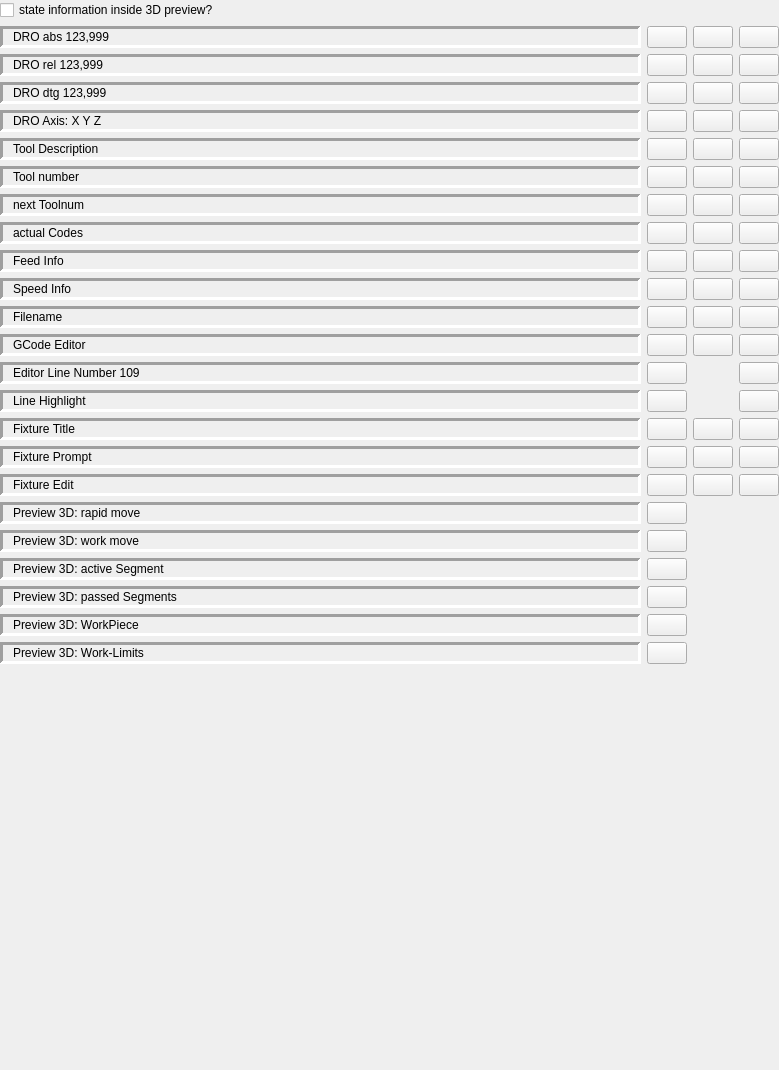
The window that src/UI/Settings.ui (DjangoReinhard/FalconView) describes before a commit, drawn with Qt 5.
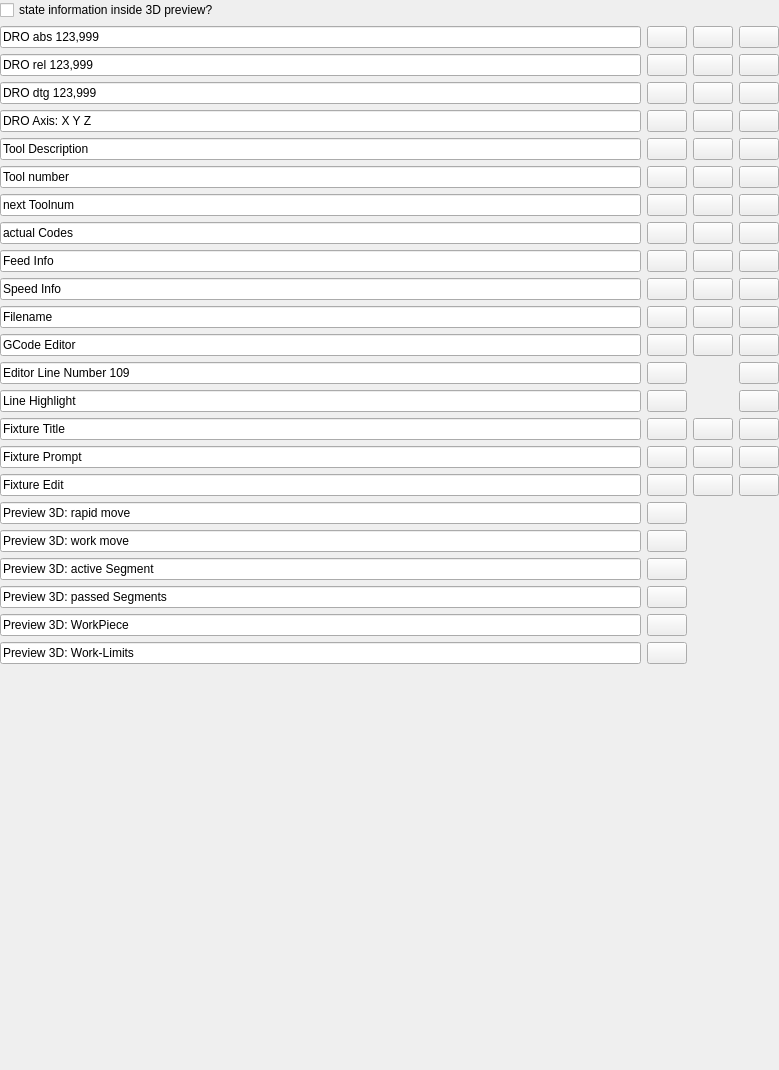
The same window after the commit. Icons and pictures are not drawn.

```diff
--- a/src/UI/Settings.ui
+++ b/src/UI/Settings.ui
@@ -50,21 +50,15 @@
     </widget>
    </item>
    <item row="3" column="0">
-    <widget class="QLabel" name="lDroDtg">
+    <widget class="QLineEdit" name="lDroDtg">
      <property name="sizePolicy">
       <sizepolicy hsizetype="MinimumExpanding" vsizetype="Minimum">
        <horstretch>0</horstretch>
        <verstretch>0</verstretch>
       </sizepolicy>
      </property>
-     <property name="frameShape">
-      <enum>QFrame::Panel</enum>
-     </property>
-     <property name="frameShadow">
-      <enum>QFrame::Sunken</enum>
-     </property>
-     <property name="lineWidth">
-      <number>3</number>
+     <property name="focusPolicy">
+      <enum>Qt::StrongFocus</enum>
      </property>
      <property name="text">
       <string>DRO dtg 123,999</string>
@@ -72,8 +66,8 @@
      <property name="alignment">
       <set>Qt::AlignLeading|Qt::AlignLeft|Qt::AlignVCenter</set>
      </property>
-     <property name="indent">
-      <number>10</number>
+     <property name="readOnly">
+      <bool>true</bool>
      </property>
     </widget>
    </item>
@@ -124,27 +118,24 @@
     </widget>
    </item>
    <item row="13" column="0">
-    <widget class="QLabel" name="lEdLinNum">
+    <widget class="QLineEdit" name="lEdLinNum">
      <property name="sizePolicy">
       <sizepolicy hsizetype="MinimumExpanding" vsizetype="Minimum">
        <horstretch>0</horstretch>
        <verstretch>0</verstretch>
       </sizepolicy>
      </property>
-     <property name="frameShape">
-      <enum>QFrame::Panel</enum>
-     </property>
-     <property name="frameShadow">
-      <enum>QFrame::Sunken</enum>
-     </property>
-     <property name="lineWidth">
-      <number>3</number>
+     <property name="focusPolicy">
+      <enum>Qt::StrongFocus</enum>
      </property>
      <property name="text">
       <string>Editor Line Number 109</string>
      </property>
-     <property name="indent">
-      <number>10</number>
+     <property name="alignment">
+      <set>Qt::AlignLeading|Qt::AlignLeft|Qt::AlignVCenter</set>
+     </property>
+     <property name="readOnly">
+      <bool>true</bool>
      </property>
     </widget>
    </item>
@@ -208,27 +199,24 @@
     </spacer>
    </item>
    <item row="8" column="0">
-    <widget class="QLabel" name="lActCodes">
+    <widget class="QLineEdit" name="lActCodes">
      <property name="sizePolicy">
       <sizepolicy hsizetype="MinimumExpanding" vsizetype="Minimum">
        <horstretch>0</horstretch>
        <verstretch>0</verstretch>
       </sizepolicy>
      </property>
-     <property name="frameShape">
-      <enum>QFrame::Panel</enum>
-     </property>
-     <property name="frameShadow">
-      <enum>QFrame::Sunken</enum>
-     </property>
-     <property name="lineWidth">
-      <number>3</number>
+     <property name="focusPolicy">
+      <enum>Qt::StrongFocus</enum>
      </property>
      <property name="text">
       <string>actual Codes</string>
      </property>
-     <property name="indent">
-      <number>10</number>
+     <property name="alignment">
+      <set>Qt::AlignLeading|Qt::AlignLeft|Qt::AlignVCenter</set>
+     </property>
+     <property name="readOnly">
+      <bool>true</bool>
      </property>
     </widget>
    </item>
@@ -256,52 +244,46 @@
     </widget>
    </item>
    <item row="21" column="0">
-    <widget class="QLabel" name="lOldSeg">
+    <widget class="QLineEdit" name="lOldSeg">
      <property name="sizePolicy">
       <sizepolicy hsizetype="MinimumExpanding" vsizetype="Minimum">
        <horstretch>0</horstretch>
        <verstretch>0</verstretch>
       </sizepolicy>
      </property>
-     <property name="frameShape">
-      <enum>QFrame::Panel</enum>
-     </property>
-     <property name="frameShadow">
-      <enum>QFrame::Sunken</enum>
-     </property>
-     <property name="lineWidth">
-      <number>3</number>
+     <property name="focusPolicy">
+      <enum>Qt::StrongFocus</enum>
      </property>
      <property name="text">
       <string>Preview 3D: passed Segments</string>
      </property>
-     <property name="indent">
-      <number>10</number>
+     <property name="alignment">
+      <set>Qt::AlignLeading|Qt::AlignLeft|Qt::AlignVCenter</set>
+     </property>
+     <property name="readOnly">
+      <bool>true</bool>
      </property>
     </widget>
    </item>
    <item row="20" column="0">
-    <widget class="QLabel" name="lCurSeg">
+    <widget class="QLineEdit" name="lCurSeg">
      <property name="sizePolicy">
       <sizepolicy hsizetype="MinimumExpanding" vsizetype="Minimum">
        <horstretch>0</horstretch>
        <verstretch>0</verstretch>
       </sizepolicy>
      </property>
-     <property name="frameShape">
-      <enum>QFrame::Panel</enum>
-     </property>
-     <property name="frameShadow">
-      <enum>QFrame::Sunken</enum>
-     </property>
-     <property name="lineWidth">
-      <number>3</number>
+     <property name="focusPolicy">
+      <enum>Qt::StrongFocus</enum>
      </property>
      <property name="text">
       <string>Preview 3D: active Segment</string>
      </property>
-     <property name="indent">
-      <number>10</number>
+     <property name="alignment">
+      <set>Qt::AlignLeading|Qt::AlignLeft|Qt::AlignVCenter</set>
+     </property>
+     <property name="readOnly">
+      <bool>true</bool>
      </property>
     </widget>
    </item>
@@ -464,27 +446,24 @@
     </widget>
    </item>
    <item row="22" column="0">
-    <widget class="QLabel" name="lWorkPiece">
+    <widget class="QLineEdit" name="lWorkPiece">
      <property name="sizePolicy">
       <sizepolicy hsizetype="MinimumExpanding" vsizetype="Minimum">
        <horstretch>0</horstretch>
        <verstretch>0</verstretch>
       </sizepolicy>
      </property>
-     <property name="frameShape">
-      <enum>QFrame::Panel</enum>
-     </property>
-     <property name="frameShadow">
-      <enum>QFrame::Sunken</enum>
-     </property>
-     <property name="lineWidth">
-      <number>3</number>
+     <property name="focusPolicy">
+      <enum>Qt::StrongFocus</enum>
      </property>
      <property name="text">
       <string>Preview 3D: WorkPiece</string>
      </property>
-     <property name="indent">
-      <number>10</number>
+     <property name="alignment">
+      <set>Qt::AlignLeading|Qt::AlignLeft|Qt::AlignVCenter</set>
+     </property>
+     <property name="readOnly">
+      <bool>true</bool>
      </property>
     </widget>
    </item>
@@ -552,27 +531,24 @@
     </widget>
    </item>
    <item row="14" column="0">
-    <widget class="QLabel" name="lLineHL">
+    <widget class="QLineEdit" name="lLineHL">
      <property name="sizePolicy">
       <sizepolicy hsizetype="MinimumExpanding" vsizetype="Minimum">
        <horstretch>0</horstretch>
        <verstretch>0</verstretch>
       </sizepolicy>
      </property>
-     <property name="frameShape">
-      <enum>QFrame::Panel</enum>
-     </property>
-     <property name="frameShadow">
-      <enum>QFrame::Sunken</enum>
-     </property>
-     <property name="lineWidth">
-      <number>3</number>
+     <property name="focusPolicy">
+      <enum>Qt::StrongFocus</enum>
      </property>
      <property name="text">
       <string>Line Highlight</string>
      </property>
-     <property name="indent">
-      <number>10</number>
+     <property name="alignment">
+      <set>Qt::AlignLeading|Qt::AlignLeft|Qt::AlignVCenter</set>
+     </property>
+     <property name="readOnly">
+      <bool>true</bool>
      </property>
     </widget>
    </item>
@@ -807,52 +783,46 @@
     </widget>
    </item>
    <item row="15" column="0">
-    <widget class="QLabel" name="lFixTitle">
+    <widget class="QLineEdit" name="lFixTitle">
      <property name="sizePolicy">
       <sizepolicy hsizetype="MinimumExpanding" vsizetype="Minimum">
        <horstretch>0</horstretch>
        <verstretch>0</verstretch>
       </sizepolicy>
      </property>
-     <property name="frameShape">
-      <enum>QFrame::Panel</enum>
-     </property>
-     <property name="frameShadow">
-      <enum>QFrame::Sunken</enum>
-     </property>
-     <property name="lineWidth">
-      <number>3</number>
+     <property name="focusPolicy">
+      <enum>Qt::StrongFocus</enum>
      </property>
      <property name="text">
       <string>Fixture Title</string>
      </property>
-     <property name="indent">
-      <number>10</number>
+     <property name="alignment">
+      <set>Qt::AlignLeading|Qt::AlignLeft|Qt::AlignVCenter</set>
+     </property>
+     <property name="readOnly">
+      <bool>true</bool>
      </property>
     </widget>
    </item>
    <item row="6" column="0">
-    <widget class="QLabel" name="lToolNum">
+    <widget class="QLineEdit" name="lToolNum">
      <property name="sizePolicy">
       <sizepolicy hsizetype="MinimumExpanding" vsizetype="Minimum">
        <horstretch>0</horstretch>
        <verstretch>0</verstretch>
       </sizepolicy>
      </property>
-     <property name="frameShape">
-      <enum>QFrame::Panel</enum>
-     </property>
-     <property name="frameShadow">
-      <enum>QFrame::Sunken</enum>
-     </property>
-     <property name="lineWidth">
-      <number>3</number>
+     <property name="focusPolicy">
+      <enum>Qt::StrongFocus</enum>
      </property>
      <property name="text">
       <string>Tool number</string>
      </property>
-     <property name="indent">
-      <number>10</number>
+     <property name="alignment">
+      <set>Qt::AlignLeading|Qt::AlignLeft|Qt::AlignVCenter</set>
+     </property>
+     <property name="readOnly">
+      <bool>true</bool>
      </property>
     </widget>
    </item>
@@ -937,27 +907,24 @@
     </widget>
    </item>
    <item row="16" column="0">
-    <widget class="QLabel" name="lFixPrompt">
+    <widget class="QLineEdit" name="lFixPrompt">
      <property name="sizePolicy">
       <sizepolicy hsizetype="MinimumExpanding" vsizetype="Minimum">
        <horstretch>0</horstretch>
        <verstretch>0</verstretch>
       </sizepolicy>
      </property>
-     <property name="frameShape">
-      <enum>QFrame::Panel</enum>
-     </property>
-     <property name="frameShadow">
-      <enum>QFrame::Sunken</enum>
-     </property>
-     <property name="lineWidth">
-      <number>3</number>
+     <property name="focusPolicy">
+      <enum>Qt::StrongFocus</enum>
      </property>
      <property name="text">
       <string>Fixture Prompt</string>
      </property>
-     <property name="indent">
-      <number>10</number>
+     <property name="alignment">
+      <set>Qt::AlignLeading|Qt::AlignLeft|Qt::AlignVCenter</set>
+     </property>
+     <property name="readOnly">
+      <bool>true</bool>
      </property>
     </widget>
    </item>
@@ -1048,27 +1015,24 @@
     </widget>
    </item>
    <item row="5" column="0">
-    <widget class="QLabel" name="lToolDesc">
+    <widget class="QLineEdit" name="lToolDesc">
      <property name="sizePolicy">
       <sizepolicy hsizetype="MinimumExpanding" vsizetype="Minimum">
        <horstretch>0</horstretch>
        <verstretch>0</verstretch>
       </sizepolicy>
      </property>
-     <property name="frameShape">
-      <enum>QFrame::Panel</enum>
-     </property>
-     <property name="frameShadow">
-      <enum>QFrame::Sunken</enum>
-     </property>
-     <property name="lineWidth">
-      <number>3</number>
+     <property name="focusPolicy">
+      <enum>Qt::StrongFocus</enum>
      </property>
      <property name="text">
       <string>Tool Description</string>
      </property>
-     <property name="indent">
-      <number>10</number>
+     <property name="alignment">
+      <set>Qt::AlignLeading|Qt::AlignLeft|Qt::AlignVCenter</set>
+     </property>
+     <property name="readOnly">
+      <bool>true</bool>
      </property>
     </widget>
    </item>
@@ -1096,77 +1060,68 @@
     </widget>
    </item>
    <item row="4" column="0">
-    <widget class="QLabel" name="lDroTitle">
+    <widget class="QLineEdit" name="lDroTitle">
      <property name="sizePolicy">
       <sizepolicy hsizetype="MinimumExpanding" vsizetype="Minimum">
        <horstretch>0</horstretch>
        <verstretch>0</verstretch>
       </sizepolicy>
      </property>
-     <property name="frameShape">
-      <enum>QFrame::Panel</enum>
-     </property>
-     <property name="frameShadow">
-      <enum>QFrame::Sunken</enum>
-     </property>
-     <property name="lineWidth">
-      <number>3</number>
+     <property name="focusPolicy">
+      <enum>Qt::StrongFocus</enum>
      </property>
      <property name="text">
       <string>DRO Axis: X Y Z</string>
      </property>
-     <property name="indent">
-      <number>10</number>
+     <property name="alignment">
+      <set>Qt::AlignLeading|Qt::AlignLeft|Qt::AlignVCenter</set>
+     </property>
+     <property name="readOnly">
+      <bool>true</bool>
      </property>
     </widget>
    </item>
    <item row="12" column="0">
-    <widget class="QLabel" name="lGCode">
+    <widget class="QLineEdit" name="lGCode">
      <property name="sizePolicy">
       <sizepolicy hsizetype="MinimumExpanding" vsizetype="Minimum">
        <horstretch>0</horstretch>
        <verstretch>0</verstretch>
       </sizepolicy>
      </property>
-     <property name="frameShape">
-      <enum>QFrame::Panel</enum>
-     </property>
-     <property name="frameShadow">
-      <enum>QFrame::Sunken</enum>
-     </property>
-     <property name="lineWidth">
-      <number>3</number>
+     <property name="focusPolicy">
+      <enum>Qt::StrongFocus</enum>
      </property>
      <property name="text">
       <string>GCode Editor</string>
      </property>
-     <property name="indent">
-      <number>10</number>
+     <property name="alignment">
+      <set>Qt::AlignLeading|Qt::AlignLeft|Qt::AlignVCenter</set>
+     </property>
+     <property name="readOnly">
+      <bool>true</bool>
      </property>
     </widget>
    </item>
    <item row="10" column="0">
-    <widget class="QLabel" name="lSpeed">
+    <widget class="QLineEdit" name="lSpeed">
      <property name="sizePolicy">
       <sizepolicy hsizetype="MinimumExpanding" vsizetype="Minimum">
        <horstretch>0</horstretch>
        <verstretch>0</verstretch>
       </sizepolicy>
      </property>
-     <property name="frameShape">
-      <enum>QFrame::Panel</enum>
-     </property>
-     <property name="frameShadow">
-      <enum>QFrame::Sunken</enum>
-     </property>
-     <property name="lineWidth">
-      <number>3</number>
+     <property name="focusPolicy">
+      <enum>Qt::StrongFocus</enum>
      </property>
      <property name="text">
       <string>Speed Info</string>
      </property>
-     <property name="indent">
-      <number>10</number>
+     <property name="alignment">
+      <set>Qt::AlignLeading|Qt::AlignLeft|Qt::AlignVCenter</set>
+     </property>
+     <property name="readOnly">
+      <bool>true</bool>
      </property>
     </widget>
    </item>
@@ -1257,52 +1212,46 @@
     </widget>
    </item>
    <item row="9" column="0">
-    <widget class="QLabel" name="lFeed">
+    <widget class="QLineEdit" name="lFeed">
      <property name="sizePolicy">
       <sizepolicy hsizetype="MinimumExpanding" vsizetype="Minimum">
        <horstretch>0</horstretch>
        <verstretch>0</verstretch>
       </sizepolicy>
      </property>
-     <property name="frameShape">
-      <enum>QFrame::Panel</enum>
-     </property>
-     <property name="frameShadow">
-      <enum>QFrame::Sunken</enum>
-     </property>
-     <property name="lineWidth">
-      <number>3</number>
+     <property name="focusPolicy">
+      <enum>Qt::StrongFocus</enum>
      </property>
      <property name="text">
       <string>Feed Info</string>
      </property>
-     <property name="indent">
-      <number>10</number>
+     <property name="alignment">
+      <set>Qt::AlignLeading|Qt::AlignLeft|Qt::AlignVCenter</set>
+     </property>
+     <property name="readOnly">
+      <bool>true</bool>
      </property>
     </widget>
    </item>
    <item row="19" column="0">
-    <widget class="QLabel" name="lWorkMove">
+    <widget class="QLineEdit" name="lWorkMove">
      <property name="sizePolicy">
       <sizepolicy hsizetype="MinimumExpanding" vsizetype="Minimum">
        <horstretch>0</horstretch>
        <verstretch>0</verstretch>
       </sizepolicy>
      </property>
-     <property name="frameShape">
-      <enum>QFrame::Panel</enum>
-     </property>
-     <property name="frameShadow">
-      <enum>QFrame::Sunken</enum>
-     </property>
-     <property name="lineWidth">
-      <number>3</number>
+     <property name="focusPolicy">
+      <enum>Qt::StrongFocus</enum>
      </property>
      <property name="text">
       <string>Preview 3D: work move</string>
      </property>
-     <property name="indent">
-      <number>10</number>
+     <property name="alignment">
+      <set>Qt::AlignLeading|Qt::AlignLeft|Qt::AlignVCenter</set>
+     </property>
+     <property name="readOnly">
+      <bool>true</bool>
      </property>
     </widget>
    </item>
@@ -1353,27 +1302,24 @@
     </widget>
    </item>
    <item row="7" column="0">
-    <widget class="QLabel" name="lToolNext">
+    <widget class="QLineEdit" name="lToolNext">
      <property name="sizePolicy">
       <sizepolicy hsizetype="MinimumExpanding" vsizetype="Minimum">
        <horstretch>0</horstretch>
        <verstretch>0</verstretch>
       </sizepolicy>
      </property>
-     <property name="frameShape">
-      <enum>QFrame::Panel</enum>
-     </property>
-     <property name="frameShadow">
-      <enum>QFrame::Sunken</enum>
-     </property>
-     <property name="lineWidth">
-      <number>3</number>
+     <property name="focusPolicy">
+      <enum>Qt::StrongFocus</enum>
      </property>
      <property name="text">
       <string>next Toolnum</string>
      </property>
-     <property name="indent">
-      <number>10</number>
+     <property name="alignment">
+      <set>Qt::AlignLeading|Qt::AlignLeft|Qt::AlignVCenter</set>
+     </property>
+     <property name="readOnly">
+      <bool>true</bool>
      </property>
     </widget>
    </item>
@@ -1401,27 +1347,24 @@
     </widget>
    </item>
    <item row="23" column="0">
-    <widget class="QLabel" name="lWorkLimit">
+    <widget class="QLineEdit" name="lWorkLimit">
      <property name="sizePolicy">
       <sizepolicy hsizetype="MinimumExpanding" vsizetype="Minimum">
        <horstretch>0</horstretch>
        <verstretch>0</verstretch>
       </sizepolicy>
      </property>
-     <property name="frameShape">
-      <enum>QFrame::Panel</enum>
-     </property>
-     <property name="frameShadow">
-      <enum>QFrame::Sunken</enum>
-     </property>
-     <property name="lineWidth">
-      <number>3</number>
+     <property name="focusPolicy">
+      <enum>Qt::StrongFocus</enum>
      </property>
      <property name="text">
       <string>Preview 3D: Work-Limits</string>
      </property>
-     <property name="indent">
-      <number>10</number>
+     <property name="alignment">
+      <set>Qt::AlignLeading|Qt::AlignLeft|Qt::AlignVCenter</set>
+     </property>
+     <property name="readOnly">
+      <bool>true</bool>
      </property>
     </widget>
    </item>
@@ -1512,21 +1455,15 @@
     </widget>
    </item>
    <item row="1" column="0">
-    <widget class="QLabel" name="lDroAbs">
+    <widget class="QLineEdit" name="lDroAbs">
      <property name="sizePolicy">
       <sizepolicy hsizetype="MinimumExpanding" vsizetype="Minimum">
        <horstretch>0</horstretch>
        <verstretch>0</verstretch>
       </sizepolicy>
      </property>
-     <property name="frameShape">
-      <enum>QFrame::Panel</enum>
-     </property>
-     <property name="frameShadow">
-      <enum>QFrame::Sunken</enum>
-     </property>
-     <property name="lineWidth">
-      <number>3</number>
+     <property name="focusPolicy">
+      <enum>Qt::StrongFocus</enum>
      </property>
      <property name="text">
       <string>DRO abs 123,999</string>
@@ -1534,8 +1471,8 @@
      <property name="alignment">
       <set>Qt::AlignLeading|Qt::AlignLeft|Qt::AlignVCenter</set>
      </property>
-     <property name="indent">
-      <number>10</number>
+     <property name="readOnly">
+      <bool>true</bool>
      </property>
     </widget>
    </item>
@@ -1586,27 +1523,24 @@
     </widget>
    </item>
    <item row="18" column="0">
-    <widget class="QLabel" name="lRapidMove">
+    <widget class="QLineEdit" name="lRapidMove">
      <property name="sizePolicy">
       <sizepolicy hsizetype="MinimumExpanding" vsizetype="Minimum">
        <horstretch>0</horstretch>
        <verstretch>0</verstretch>
       </sizepolicy>
      </property>
-     <property name="frameShape">
-      <enum>QFrame::Panel</enum>
-     </property>
-     <property name="frameShadow">
-      <enum>QFrame::Sunken</enum>
-     </property>
-     <property name="lineWidth">
-      <number>3</number>
+     <property name="focusPolicy">
+      <enum>Qt::StrongFocus</enum>
      </property>
      <property name="text">
       <string>Preview 3D: rapid move</string>
      </property>
-     <property name="indent">
-      <number>10</number>
+     <property name="alignment">
+      <set>Qt::AlignLeading|Qt::AlignLeft|Qt::AlignVCenter</set>
+     </property>
+     <property name="readOnly">
+      <bool>true</bool>
      </property>
     </widget>
    </item>
@@ -1680,21 +1614,15 @@
     </widget>
    </item>
    <item row="2" column="0">
-    <widget class="QLabel" name="lDroRel">
+    <widget class="QLineEdit" name="lDroRel">
      <property name="sizePolicy">
       <sizepolicy hsizetype="MinimumExpanding" vsizetype="Minimum">
        <horstretch>0</horstretch>
        <verstretch>0</verstretch>
       </sizepolicy>
      </property>
-     <property name="frameShape">
-      <enum>QFrame::Panel</enum>
-     </property>
-     <property name="frameShadow">
-      <enum>QFrame::Sunken</enum>
-     </property>
-     <property name="lineWidth">
-      <number>3</number>
+     <property name="focusPolicy">
+      <enum>Qt::StrongFocus</enum>
      </property>
      <property name="text">
       <string>DRO rel 123,999</string>
@@ -1702,8 +1630,8 @@
      <property name="alignment">
       <set>Qt::AlignLeading|Qt::AlignLeft|Qt::AlignVCenter</set>
      </property>
-     <property name="indent">
-      <number>10</number>
+     <property name="readOnly">
+      <bool>true</bool>
      </property>
     </widget>
    </item>
@@ -1731,27 +1659,24 @@
     </widget>
    </item>
    <item row="11" column="0">
-    <widget class="QLabel" name="lFilename">
+    <widget class="QLineEdit" name="lFilename">
      <property name="sizePolicy">
       <sizepolicy hsizetype="MinimumExpanding" vsizetype="Minimum">
        <horstretch>0</horstretch>
        <verstretch>0</verstretch>
       </sizepolicy>
      </property>
-     <property name="frameShape">
-      <enum>QFrame::Panel</enum>
-     </property>
-     <property name="frameShadow">
-      <enum>QFrame::Sunken</enum>
-     </property>
-     <property name="lineWidth">
-      <number>3</number>
+     <property name="focusPolicy">
+      <enum>Qt::StrongFocus</enum>
      </property>
      <property name="text">
       <string>Filename</string>
      </property>
-     <property name="indent">
-      <number>10</number>
+     <property name="alignment">
+      <set>Qt::AlignLeading|Qt::AlignLeft|Qt::AlignVCenter</set>
+     </property>
+     <property name="readOnly">
+      <bool>true</bool>
      </property>
     </widget>
    </item>
@@ -1779,27 +1704,24 @@
     </widget>
    </item>
    <item row="17" column="0">
-    <widget class="QLabel" name="lFixEdit">
+    <widget class="QLineEdit" name="lFixEdit">
      <property name="sizePolicy">
       <sizepolicy hsizetype="MinimumExpanding" vsizetype="Minimum">
        <horstretch>0</horstretch>
        <verstretch>0</verstretch>
       </sizepolicy>
      </property>
-     <property name="frameShape">
-      <enum>QFrame::Panel</enum>
-     </property>
-     <property name="frameShadow">
-      <enum>QFrame::Sunken</enum>
-     </property>
-     <property name="lineWidth">
-      <number>3</number>
+     <property name="focusPolicy">
+      <enum>Qt::StrongFocus</enum>
      </property>
      <property name="text">
       <string>Fixture Edit</string>
      </property>
-     <property name="indent">
-      <number>10</number>
+     <property name="alignment">
+      <set>Qt::AlignLeading|Qt::AlignLeft|Qt::AlignVCenter</set>
+     </property>
+     <property name="readOnly">
+      <bool>true</bool>
      </property>
     </widget>
    </item>
```
Left out of the diff: 191 changed lines with no effect on the pictures.
